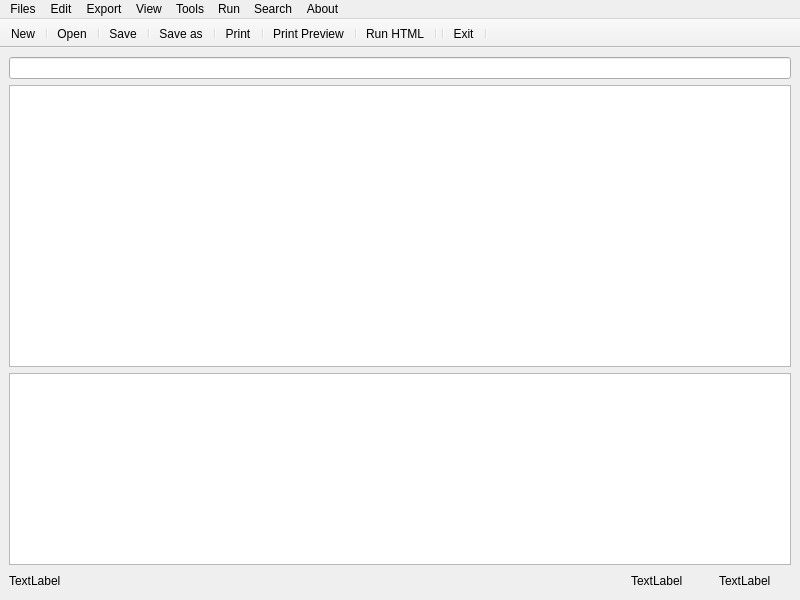
Old version of the form mainwindow.ui in the repository uxlabspk/QNotepad.
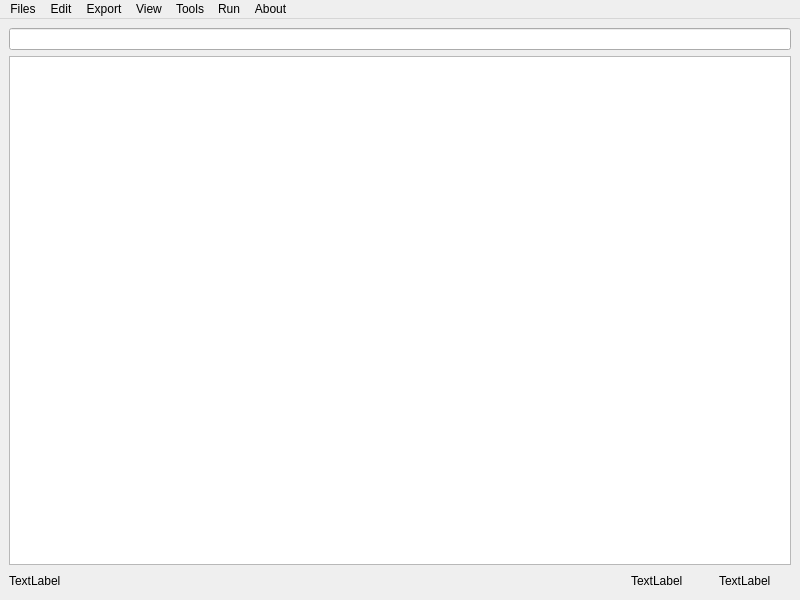
New version of the form. Icons and pictures are not drawn.

Patch:
```diff
--- a/mainwindow.ui
+++ b/mainwindow.ui
@@ -34,16 +34,6 @@
      </widget>
     </item>
     <item row="2" column="0">
-     <widget class="QPlainTextEdit" name="plainTextEdit_2">
-      <property name="sizePolicy">
-       <sizepolicy hsizetype="Preferred" vsizetype="Preferred">
-        <horstretch>0</horstretch>
-        <verstretch>0</verstretch>
-       </sizepolicy>
-      </property>
-     </widget>
-    </item>
-    <item row="3" column="0">
      <layout class="QHBoxLayout" name="horizontalLayout">
       <property name="topMargin">
        <number>0</number>
@@ -164,7 +154,7 @@
      <x>0</x>
      <y>0</y>
      <width>800</width>
-     <height>22</height>
+     <height>25</height>
     </rect>
    </property>
    <widget class="QMenu" name="menuFiles">
@@ -245,12 +235,6 @@
      <string>About</string>
     </property>
     <addaction name="actionAbout_Qt"/>
-    <addaction name="actionFollow_me_on_twitter"/>
-   </widget>
-   <widget class="QMenu" name="menuStyles">
-    <property name="title">
-     <string>Search</string>
-    </property>
    </widget>
    <addaction name="menuFiles"/>
    <addaction name="menuEdit"/>
@@ -258,55 +242,8 @@
    <addaction name="menuView"/>
    <addaction name="menuTools"/>
    <addaction name="menuRun"/>
-   <addaction name="menuStyles"/>
    <addaction name="menuAbout"/>
   </widget>
-  <widget class="QToolBar" name="toolBar">
-   <property name="enabled">
-    <bool>true</bool>
-   </property>
-   <property name="cursor">
-    <cursorShape>ArrowCursor</cursorShape>
-   </property>
-   <property name="windowTitle">
-    <string>toolBar</string>
-   </property>
-   <property name="autoFillBackground">
-    <bool>false</bool>
-   </property>
-   <property name="movable">
-    <bool>false</bool>
-   </property>
-   <property name="orientation">
-    <enum>Qt::Horizontal</enum>
-   </property>
-   <property name="floatable">
-    <bool>true</bool>
-   </property>
-   <attribute name="toolBarArea">
-    <enum>TopToolBarArea</enum>
-   </attribute>
-   <attribute name="toolBarBreak">
-    <bool>false</bool>
-   </attribute>
-   <addaction name="actionNew"/>
-   <addaction name="separator"/>
-   <addaction name="actionOpen"/>
-   <addaction name="separator"/>
-   <addaction name="actionSave"/>
-   <addaction name="separator"/>
-   <addaction name="actionSave_as"/>
-   <addaction name="separator"/>
-   <addaction name="actionPrint"/>
-   <addaction name="separator"/>
-   <addaction name="actionPrint_Preview"/>
-   <addaction name="separator"/>
-   <addaction name="actionRun_HTML"/>
-   <addaction name="separator"/>
-   <addaction name="separator"/>
-   <addaction name="actionExit"/>
-   <addaction name="separator"/>
-  </widget>
   <action name="actionNew">
    <property name="icon">
     <iconset theme="document-new">
```
Left out of the diff: 14 changed lines with no effect on the pictures.
